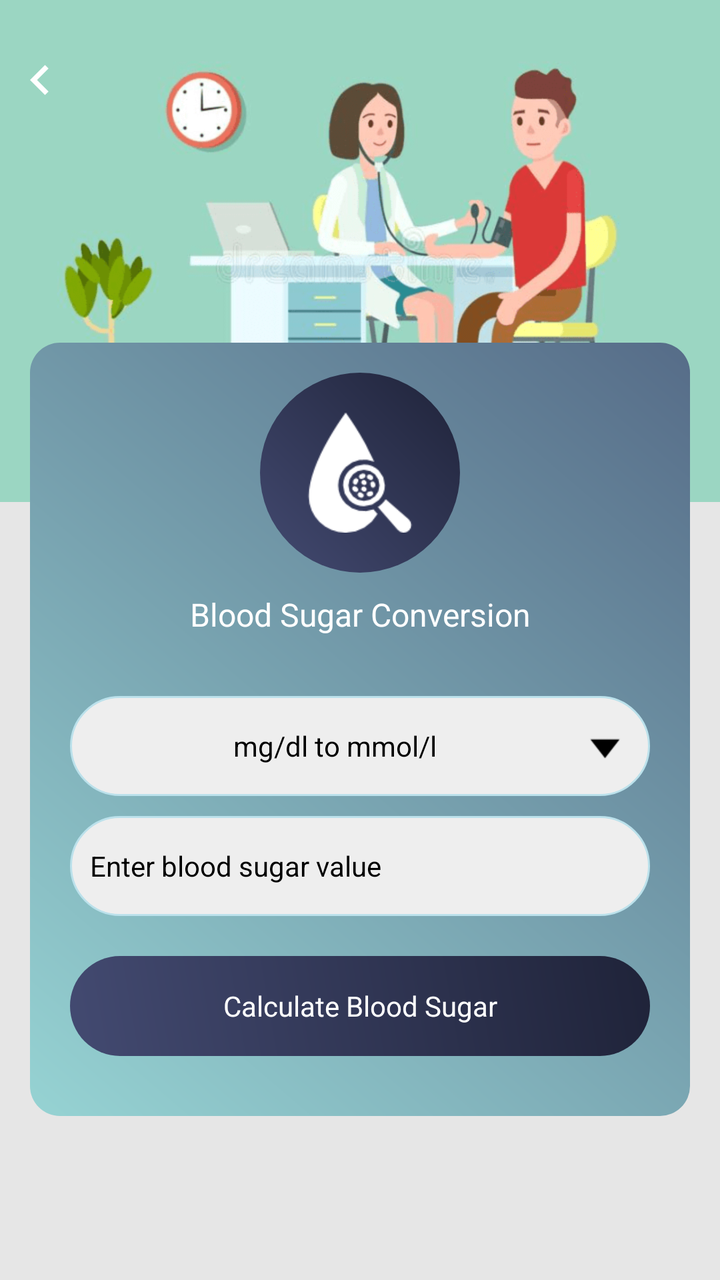
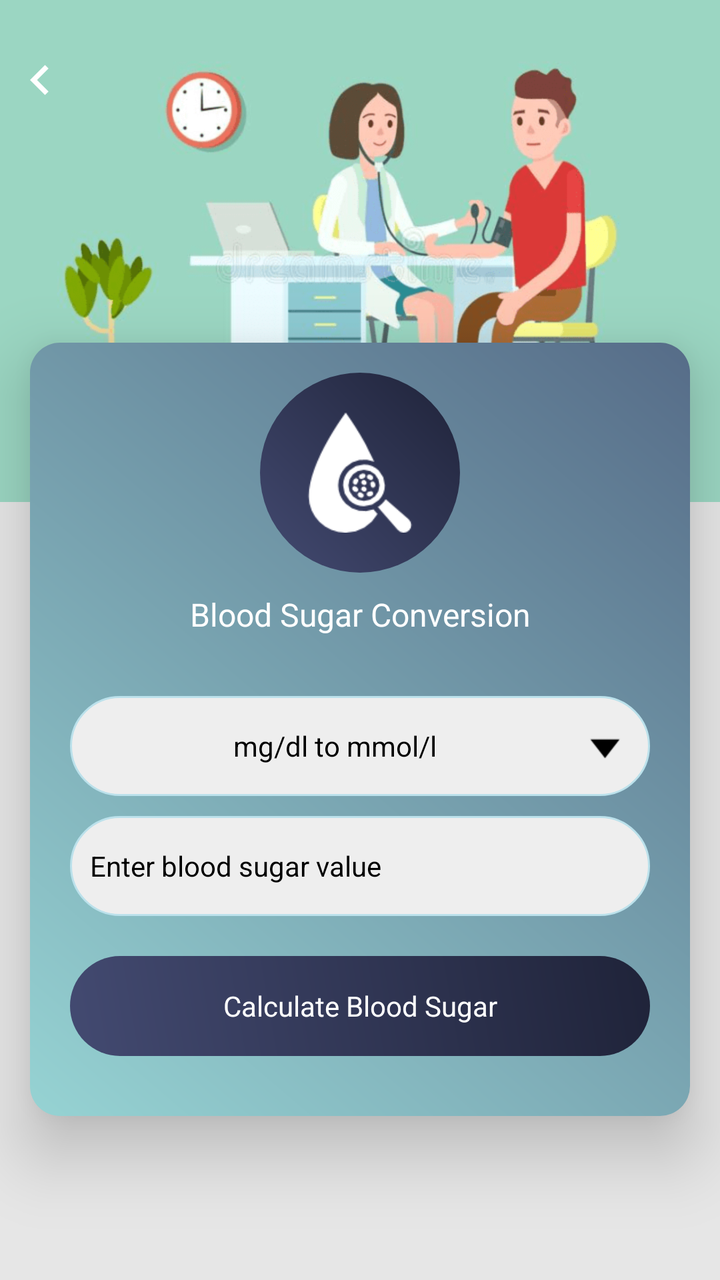

Screens rendered from an Android XML layout before and after an edit, with the pre-edit source and the edit as a unified diff.
<!-- AndroidManifest.xml: application theme AppTheme -->
<!-- res/layout/sugar_calculator.xml -->
<?xml version="1.0" encoding="utf-8"?>
<RelativeLayout xmlns:android="http://schemas.android.com/apk/res/android"
    xmlns:aapt="http://schemas.android.com/aapt"
    xmlns:app="http://schemas.android.com/apk/res-auto"
    android:layout_width="match_parent"
    android:layout_height="match_parent"
    android:background="@color/gray_color">

    <RelativeLayout
        android:id="@+id/banner"
        android:layout_width="match_parent"
        android:layout_height="wrap_content"
        android:background="@mipmap/calculator_banner_2">

    </RelativeLayout>
    <ImageView
        android:id="@+id/iv_back"
        android:layout_width="40dp"
        android:layout_height="40dp"
        android:layout_alignParentLeft="true"
        android:layout_alignParentTop="true"
        android:layout_marginTop="20dp"
        android:padding="5dp"
        android:src="@drawable/ic_chevron_left_white_24dp" />



    <LinearLayout
        android:id="@+id/cardviewone"
        android:layout_marginBottom="60dp"
        android:layout_width="match_parent"
        android:layout_height="wrap_content"
        android:layout_marginLeft="@dimen/text_15"
        android:layout_below="@+id/banner"
        android:layout_marginTop="-80dp"
        android:layout_marginRight="@dimen/text_15"
        android:orientation="horizontal"
        android:background="@drawable/a2_grad_black"
        app:cardElevation="20dip">







    <ScrollView
        android:layout_width="match_parent"
        android:layout_height="wrap_content"
        android:layout_above="@+id/ad_layout"
        android:layout_below="@+id/tv_sugar">

        <LinearLayout
            android:layout_width="match_parent"
            android:layout_height="wrap_content"
            android:layout_marginBottom="10dp"
            android:orientation="vertical">




            <RelativeLayout
                android:layout_width="match_parent"
                android:layout_above="@+id/cardviewone"
                android:layout_marginTop="15dp"

                android:layout_height="wrap_content">
                <RelativeLayout
                    android:id="@+id/rel12"
                    android:layout_width="100dp"
                    android:layout_centerInParent="true"
                    android:background="@drawable/a3_grad"
                    android:layout_height="100dp">

                    <ImageView
                        android:id="@+id/iv_sugar"
                        android:layout_width="60dp"
                        android:layout_height="60dp"
                        android:layout_centerHorizontal="true"
                        android:layout_centerInParent="true"
                        android:src="@drawable/img_blood_sugar" />
                </RelativeLayout>
            </RelativeLayout>
            <TextView
                android:id="@+id/tv_sugar"
                android:layout_width="match_parent"
                android:layout_height="wrap_content"
                android:layout_below="@+id/rel12"
                android:textAlignment="center"
                android:layout_centerHorizontal="true"
                android:layout_margin="10dp"
                android:text="@string/Blood_Sugar_Conversion"
                android:textColor="@color/white"
                android:textSize="@dimen/textsize_16" />

            <LinearLayout
                android:id="@+id/ll_bmi"
                android:layout_width="match_parent"
                android:layout_height="wrap_content"
                android:layout_centerInParent="true"
                android:layout_margin="20dp"
                android:orientation="vertical">

                <TextView
                    android:id="@+id/tv_sugar_unit"
                    android:layout_width="match_parent"
                    android:layout_height="50dp"
                    android:layout_weight="3"
                    android:background="@drawable/corner2"
                    android:drawableRight="@mipmap/down"
                    android:gravity="center"
                    android:padding="10dp"
                    android:text="@string/mg"
                    android:textColor="@color/black"
                    android:textSize="@dimen/textsize_14" />

                <EditText
                    android:id="@+id/et_sugar_value"
                    android:layout_width="match_parent"
                    android:layout_height="50dp"
                    android:layout_centerHorizontal="true"
                    android:layout_centerVertical="true"
                    android:layout_marginTop="10dp"
                    android:background="@drawable/corner2"
                    android:hint="Enter blood sugar value"
                    android:imeOptions="actionDone"
                    android:inputType="numberDecimal"
                    android:paddingLeft="10dp"
                    android:textColor="@color/black"
                    android:textColorHint="@color/black"
                    android:textSize="@dimen/textsize_14" />

                <TextView
                    android:id="@+id/tv_caluculate_blood_sugar"
                    android:layout_width="match_parent"
                    android:layout_height="50dp"
                    android:layout_marginTop="20dp"
                    android:background="@drawable/a3_grad"
                    android:gravity="center"
                    android:text="@string/Calculate_Blood_Sugar"
                    android:textColor="@color/white"
                    android:textColorHint="@color/white" />
            </LinearLayout>
        </LinearLayout>
    </ScrollView>

    </LinearLayout>


    <LinearLayout
        android:id="@+id/normal_ad_include"
        android:layout_width="match_parent"
        android:layout_height="wrap_content"
        android:orientation="vertical"
        android:gravity="center"
        android:layout_alignParentBottom="true"/>
</RelativeLayout>
<!-- resources referenced by this layout -->
<resources>
  <color name="black">#000000</color>
  <color name="gray_color">#E6E6E6</color>
  <color name="white">#ffffff</color>
  <dimen name="text_15">15sp</dimen>
  <dimen name="textsize_14">14sp</dimen>
  <dimen name="textsize_16">16sp</dimen>
  <!-- drawable a2_grad_black (drawable) -->
  <?xml version="1.0" encoding="utf-8"?>
  <shape xmlns:android="http://schemas.android.com/apk/res/android">
      <gradient
          android:angle="225"
          android:endColor="#96D3D3"
          android:startColor="#566C88" />
  
      <corners android:radius="15dp"/>
  
  </shape>
  <!-- drawable a3_grad (drawable) -->
  <?xml version="1.0" encoding="utf-8"?>
  <shape xmlns:android="http://schemas.android.com/apk/res/android">
  <gradient
      android:angle="225"
      android:endColor="#434A71"
      android:startColor="#1F2339" />
  
  <corners android:radius="200dp"/>
  
  </shape>
  <!-- drawable corner2 (drawable) -->
  <?xml version="1.0" encoding="utf-8"?>
  <shape xmlns:android="http://schemas.android.com/apk/res/android"
      android:shape="rectangle">
  
  
      <stroke
          android:width="1dp"
          android:color="#BBE1EB"/>
  
      <corners android:radius="200dp"/>
  
      <solid
          android:color="#EEEEEE"/>
  
  </shape>
  <!-- drawable ic_chevron_left_white_24dp (drawable) -->
  <vector android:height="24dp" android:tint="#FFFFFF"
      android:viewportHeight="24" android:viewportWidth="24"
      android:width="24dp" xmlns:android="http://schemas.android.com/apk/res/android">
      <path android:fillColor="@android:color/white" android:pathData="M15.41,7.41L14,6l-6,6 6,6 1.41,-1.41L10.83,12z"/>
  </vector>
  <!-- drawable img_blood_sugar: png bitmap (drawable, 1838 bytes) -->
  <!-- mipmap calculator_banner_2: png bitmap (mipmap-xhdpi, 70074 bytes) -->
  <!-- mipmap down: png bitmap (mipmap-xhdpi, 325 bytes) -->
  <string name="Blood_Sugar_Conversion">Blood Sugar Conversion</string>
  <string name="Calculate_Blood_Sugar">Calculate Blood Sugar</string>
  <string name="mg">mg/dl to mmol/l</string>
  <style name="AppTheme" parent="Theme.AppCompat.Light.DarkActionBar">
          
          <item name="colorPrimary">@color/colorPrimary</item>
          <item name="colorPrimaryDark">@color/colorPrimaryDark</item>
          <item name="colorAccent">@color/colorAccent</item>
      </style>
  <color name="colorPrimary">#434A71</color>
  <color name="colorPrimaryDark">#1F2339</color>
  <color name="colorAccent">#1F2339</color>
</resources>

<!-- the commit's change to res/layout/sugar_calculator.xml (unified diff, before → after) -->
@@ -36,7 +36,7 @@
         android:layout_marginRight="@dimen/text_15"
         android:orientation="horizontal"
         android:background="@drawable/a2_grad_black"
-        app:cardElevation="20dip">
+        android:elevation="20dp">
 
 
 
